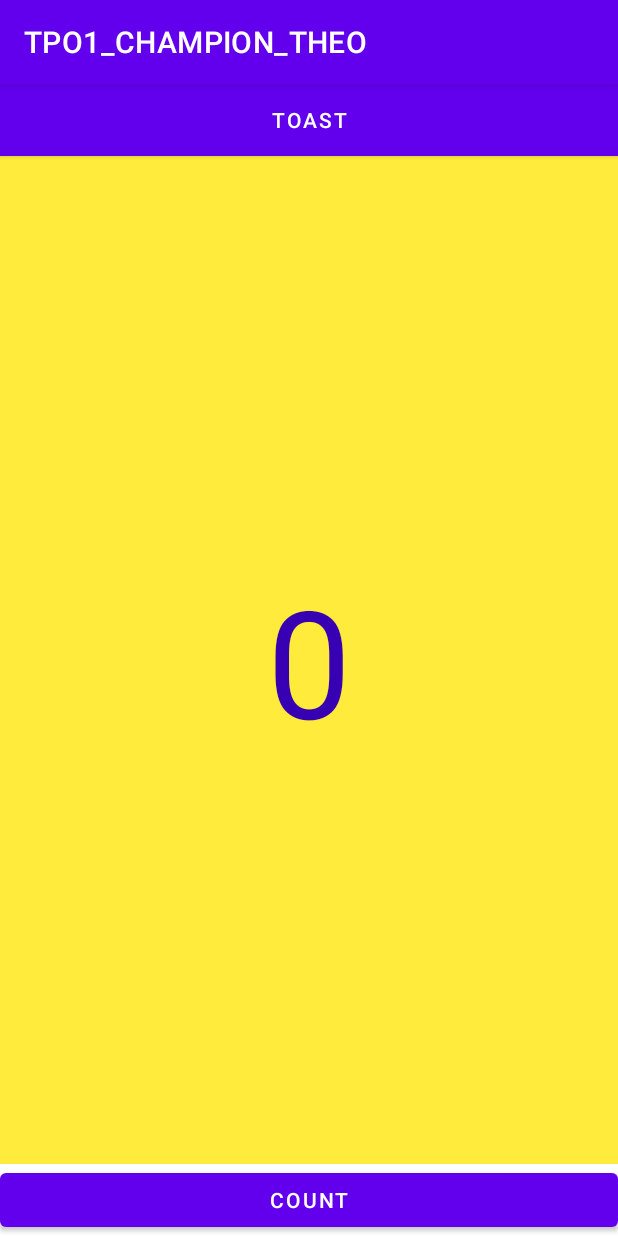
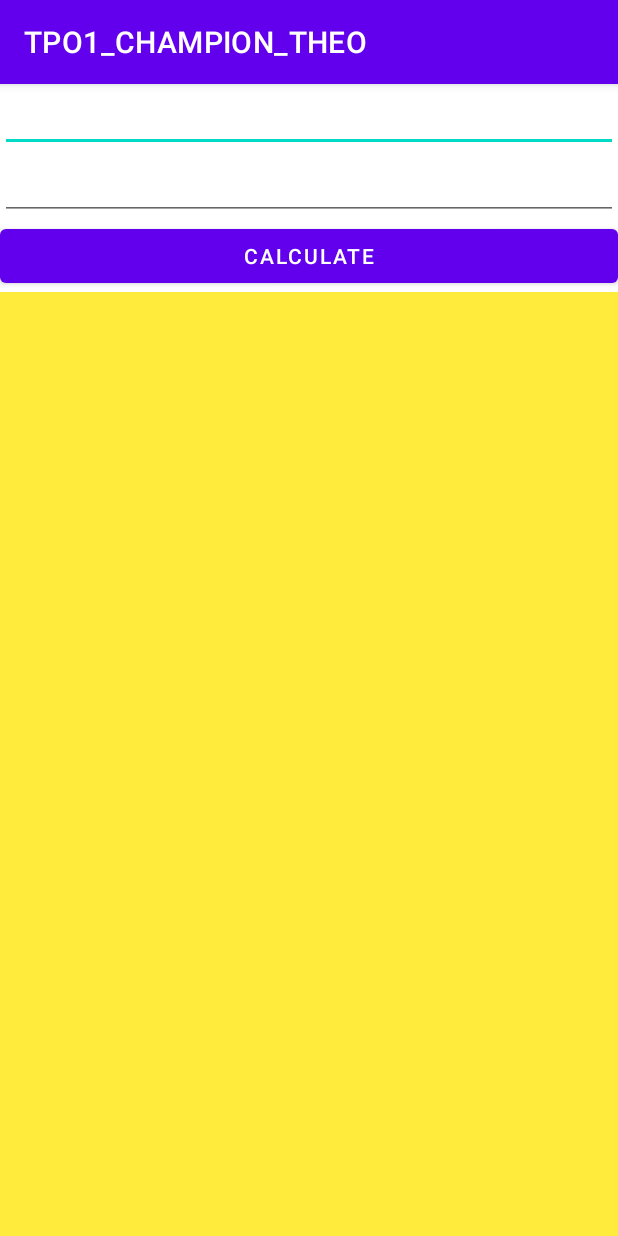
Before and after one commit to teh0/android-toast-tp1, an Android app: the screen it shows after launch (MainActivity before the commit, SecondActivity after it), on a phone screen of 412 x 824 dp. Run offline under Robolectric (Android 15) with nearby library versions, the phone set to English and light mode, and no system bars.

Commit message:
✨ Binding activity exercice

```diff
--- a/app/build.gradle
+++ b/app/build.gradle
@@ -26,6 +26,10 @@ android {
         sourceCompatibility JavaVersion.VERSION_1_8
         targetCompatibility JavaVersion.VERSION_1_8
     }
+
+    buildFeatures {
+        viewBinding true
+    }
 }
 
 dependencies {
--- a/app/src/main/AndroidManifest.xml
+++ b/app/src/main/AndroidManifest.xml
@@ -9,13 +9,15 @@
         android:roundIcon="@mipmap/ic_launcher_round"
         android:supportsRtl="true"
         android:theme="@style/Theme.TPO1_CHAMPION_THEO">
-        <activity android:name=".MainActivity">
+        <activity android:name=".SecondActivity">
             <intent-filter>
                 <action android:name="android.intent.action.MAIN" />
 
                 <category android:name="android.intent.category.LAUNCHER" />
             </intent-filter>
         </activity>
+        <activity android:name=".MainActivity">
+        </activity>
     </application>
 
 </manifest>
--- /dev/null
+++ b/app/src/main/java/com/champion/theo/tpo1_champion_theo/SecondActivity.java
@@ -0,0 +1,62 @@
+package com.champion.theo.tpo1_champion_theo;
+
+import androidx.appcompat.app.AppCompatActivity;
+
+import android.os.Bundle;
+import android.view.View;
+
+import com.champion.theo.tpo1_champion_theo.databinding.ActivitySecondBinding;
+
+public class SecondActivity extends AppCompatActivity {
+    /**
+     * Binding entity to retrieve activity views
+     */
+    ActivitySecondBinding binding;
+
+    @Override
+    protected void onCreate(Bundle savedInstanceState) {
+        super.onCreate(savedInstanceState);
+        this.configActivity();
+        initEvents();
+    }
+
+    /**
+     * Handle configuration of activity
+     */
+    private void configActivity() {
+        binding = ActivitySecondBinding.inflate(getLayoutInflater());
+        setContentView(binding.getRoot());
+    }
+
+    /**
+     * Init activity views events
+     */
+    private void initEvents() {
+        this.onClickCalculateButton();
+    }
+
+    /**
+     * Event handler for calculate button click
+     */
+    private void onClickCalculateButton() {
+        this.binding.buttonCalculate.setOnClickListener(new View.OnClickListener() {
+            @Override
+            public void onClick(View v) {
+                this.handleResultDisplay();
+            }
+
+            /**
+             * Handle logic of displaying sum result
+             */
+            private void handleResultDisplay() {
+                String valueInputNumberOne = binding.inputNumberOne.getText().toString();
+                String valueNumberTwo = binding.inputNumberTwo.getText().toString();
+
+                if (!"".equals(valueInputNumberOne) && !"".equals(valueNumberTwo)) {
+                    Integer result = Integer.parseInt(valueInputNumberOne) + Integer.parseInt(valueNumberTwo);
+                    binding.result.setText(String.valueOf(result));
+                }
+            }
+        });
+    }
+}
--- /dev/null
+++ b/app/src/main/res/layout/activity_second.xml
@@ -0,0 +1,44 @@
+<?xml version="1.0" encoding="utf-8"?>
+<androidx.constraintlayout.widget.ConstraintLayout xmlns:android="http://schemas.android.com/apk/res/android"
+    xmlns:app="http://schemas.android.com/apk/res-auto"
+    xmlns:tools="http://schemas.android.com/tools"
+    android:layout_width="match_parent"
+    android:layout_height="match_parent"
+    tools:context=".SecondActivity">
+
+    <EditText
+        android:id="@+id/input_number_one"
+        android:layout_width="match_parent"
+        android:layout_height="wrap_content"
+        app:layout_constraintTop_toTopOf="parent"
+        android:autofillHints="number"
+        android:inputType="number"
+        tools:ignore="LabelFor" />
+
+    <EditText
+        android:id="@+id/input_number_two"
+        android:layout_width="match_parent"
+        android:layout_height="wrap_content"
+        app:layout_constraintTop_toBottomOf="@id/input_number_one"
+        android:autofillHints="number"
+        android:inputType="number"
+        tools:ignore="LabelFor" />
+    <Button
+        android:id="@+id/button_calculate"
+        android:layout_width="match_parent"
+        android:layout_height="wrap_content"
+        app:layout_constraintTop_toBottomOf="@id/input_number_two"
+        android:text="@string/calculate"/>
+
+    <TextView
+        android:id="@+id/result"
+        android:layout_width="match_parent"
+        android:layout_height="0dp"
+        app:layout_constraintTop_toBottomOf="@id/button_calculate"
+        app:layout_constraintBottom_toBottomOf="parent"
+        android:background="@color/yellow"
+        android:textColor="@color/purple_700"
+        android:textSize="100sp"
+        android:gravity="center"/>
+
+</androidx.constraintlayout.widget.ConstraintLayout>
--- a/app/src/main/res/values/strings.xml
+++ b/app/src/main/res/values/strings.xml
@@ -2,4 +2,5 @@
     <string name="app_name">TPO1_CHAMPION_THEO</string>
     <string name="toast">toast</string>
     <string name="count">count</string>
+    <string name="calculate">calculate</string>
 </resources>
```
